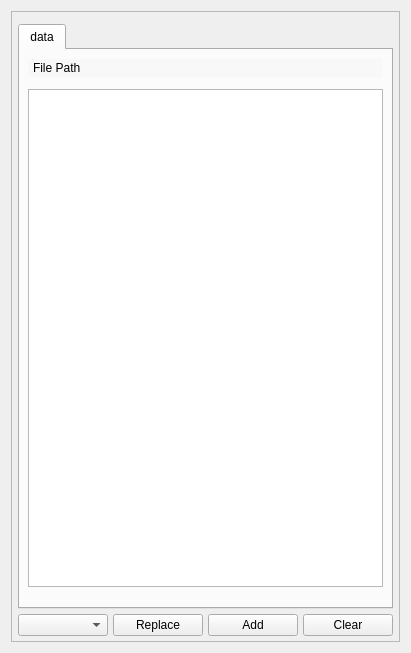
Old version of the form mdaviz/resources/select_fields_table_view.ui in the repository BCDA-APS/mdaviz.
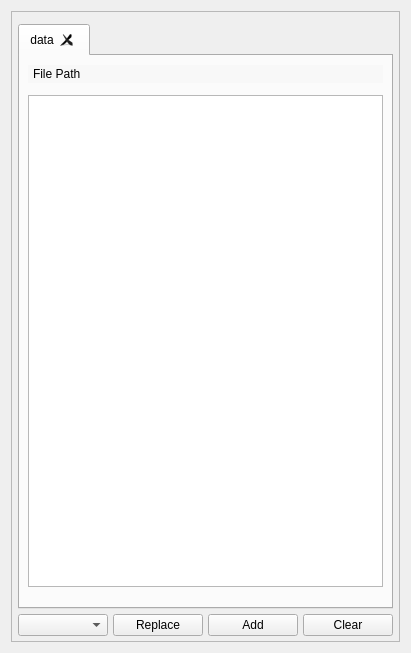
New version of the form.

Commit message: #90 made folder & file tabs closable

```diff
--- a/mdaviz/resources/select_fields_table_view.ui
+++ b/mdaviz/resources/select_fields_table_view.ui
@@ -49,6 +49,9 @@
          <property name="currentIndex">
           <number>0</number>
          </property>
+         <property name="tabsClosable">
+          <bool>true</bool>
+         </property>
          <widget class="QWidget" name="TabWidgetPage2">
           <attribute name="title">
            <string>data</string>
```
